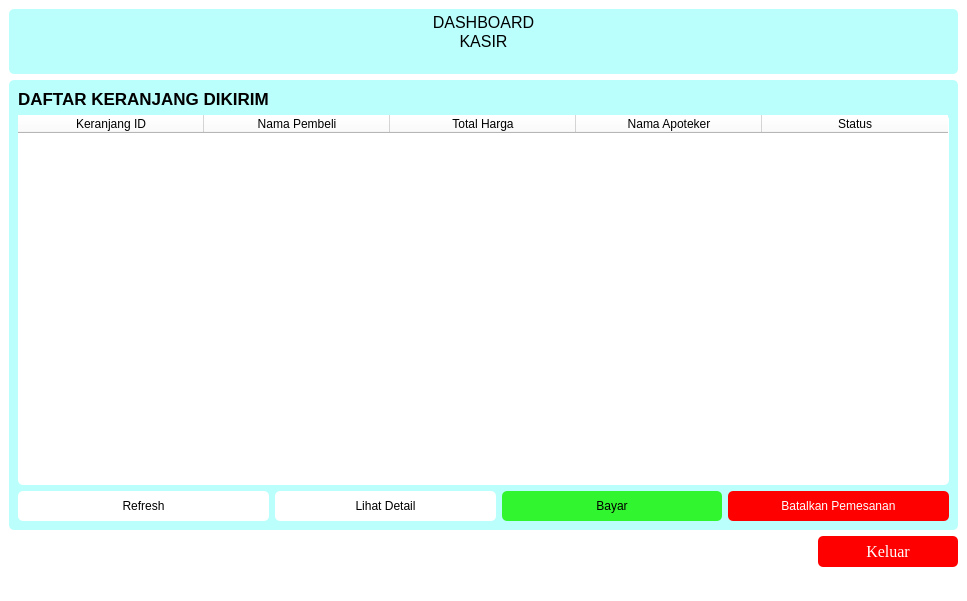
Above: frontend/dashboardKasir.ui from RN-1986/Aplikasi-apotek before the change. Below: the same form after it.
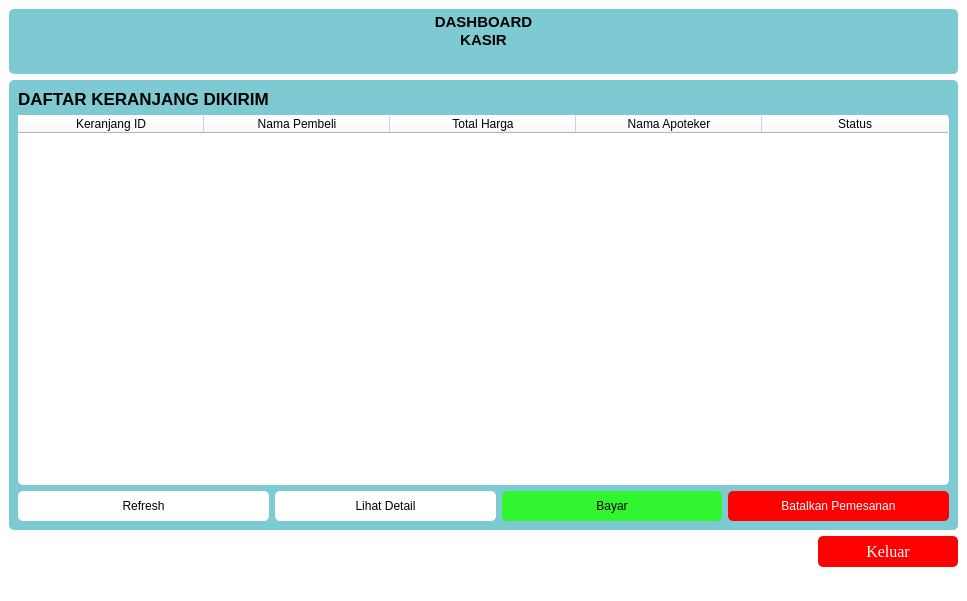
That is the form after the change.

What changed in the file:
```diff
--- a/frontend/dashboardKasir.ui
+++ b/frontend/dashboardKasir.ui
@@ -27,7 +27,7 @@
        </size>
       </property>
       <property name="styleSheet">
-       <string notr="true">background-color: rgb(187, 255, 253);
+       <string notr="true">background-color: rgb(125, 202, 211);
 border-radius: 5px;</string>
       </property>
       <property name="html">
@@ -38,8 +38,8 @@
 li.unchecked::marker { content: &quot;\2610&quot;; }
 li.checked::marker { content: &quot;\2612&quot;; }
 &lt;/style&gt;&lt;/head&gt;&lt;body style=&quot; font-family:'Segoe UI'; font-size:9pt; font-weight:400; font-style:normal;&quot;&gt;
-&lt;p align=&quot;center&quot; style=&quot; margin-top:0px; margin-bottom:0px; margin-left:0px; margin-right:0px; -qt-block-indent:0; text-indent:0px;&quot;&gt;&lt;span style=&quot; font-size:12pt;&quot;&gt;DASHBOARD&lt;/span&gt;&lt;/p&gt;
-&lt;p align=&quot;center&quot; style=&quot; margin-top:0px; margin-bottom:0px; margin-left:0px; margin-right:0px; -qt-block-indent:0; text-indent:0px;&quot;&gt;&lt;span style=&quot; font-size:12pt;&quot;&gt;KASIR&lt;/span&gt;&lt;/p&gt;&lt;/body&gt;&lt;/html&gt;</string>
+&lt;p align=&quot;center&quot; style=&quot; margin-top:0px; margin-bottom:0px; margin-left:0px; margin-right:0px; -qt-block-indent:0; text-indent:0px;&quot;&gt;&lt;span style=&quot; font-size:11pt; font-weight:700;&quot;&gt;DASHBOARD&lt;/span&gt;&lt;/p&gt;
+&lt;p align=&quot;center&quot; style=&quot; margin-top:0px; margin-bottom:0px; margin-left:0px; margin-right:0px; -qt-block-indent:0; text-indent:0px;&quot;&gt;&lt;span style=&quot; font-size:11pt; font-weight:700;&quot;&gt;KASIR&lt;/span&gt;&lt;/p&gt;&lt;/body&gt;&lt;/html&gt;</string>
       </property>
      </widget>
     </item>
@@ -52,7 +52,7 @@
        </size>
       </property>
       <property name="styleSheet">
-       <string notr="true">background-color: rgb(187, 255, 253);
+       <string notr="true">background-color: rgb(125, 202, 211);
 border-radius: 5px;
 </string>
       </property>
```
Left out of the diff: 2 changed lines with no effect on the pictures.
